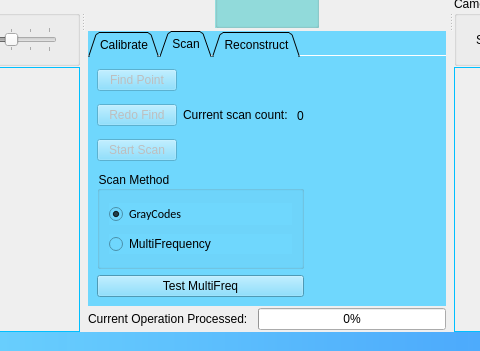
Before: the Qt Designer form Duke/mainwindow.ui in DrawZeroPoint/Structure-Light-Reconstructor, drawn with Qt 5; both pictures show x 232 to 712 and y 342 to 693 of the 996 by 693 pixel window.
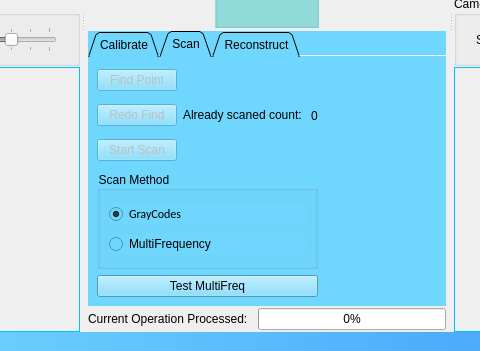
After: the same form once the commit is applied. Icons and pictures are not drawn.

```diff
--- a/Duke/mainwindow.ui
+++ b/Duke/mainwindow.ui
@@ -615,7 +615,7 @@
                  <item>
                   <widget class="QLabel" name="label_3">
                    <property name="text">
-                    <string>&lt;html&gt;&lt;head/&gt;&lt;body&gt;&lt;p&gt;Current scan count: &lt;/p&gt;&lt;/body&gt;&lt;/html&gt;</string>
+                    <string>&lt;html&gt;&lt;head/&gt;&lt;body&gt;&lt;p&gt;Already scaned count: &lt;/p&gt;&lt;/body&gt;&lt;/html&gt;</string>
                    </property>
                   </widget>
                  </item>
```
Left out of the diff: 2 changed lines with no effect on the pictures.
